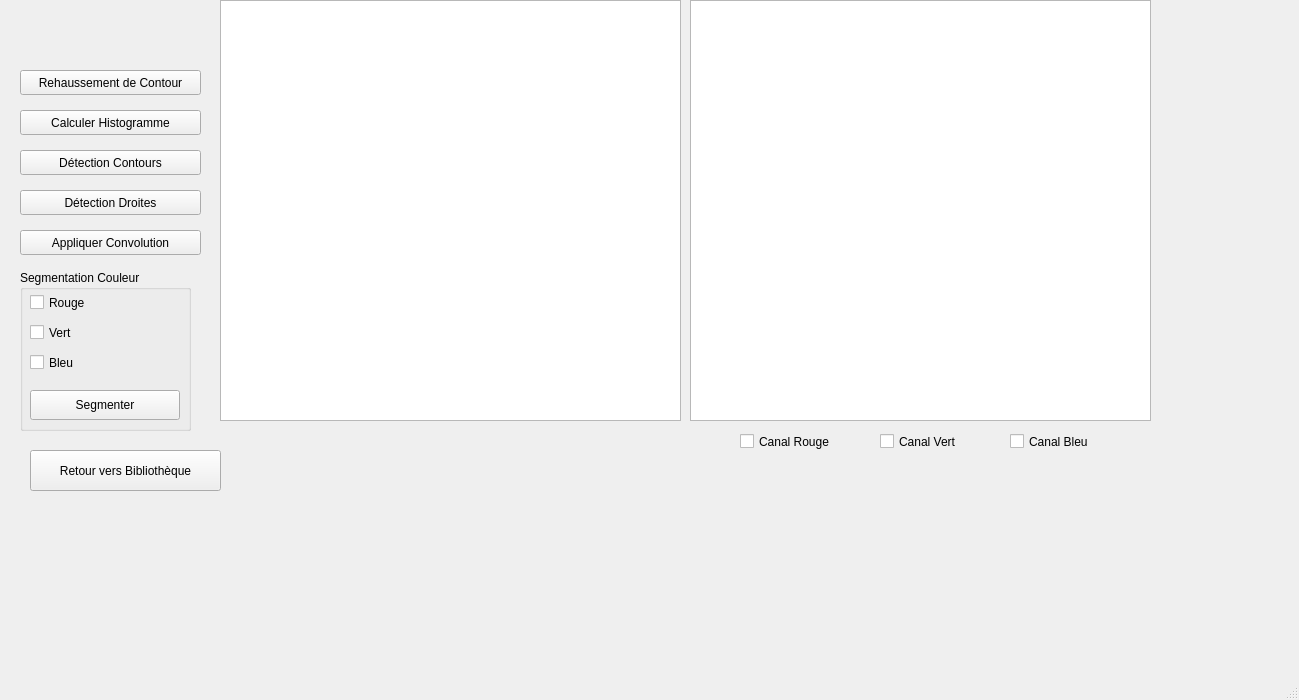
Qt form Descripteurs/tessst/mainwindow.ui (TomAuclin/PROJETC_LMLTM) before a commit.
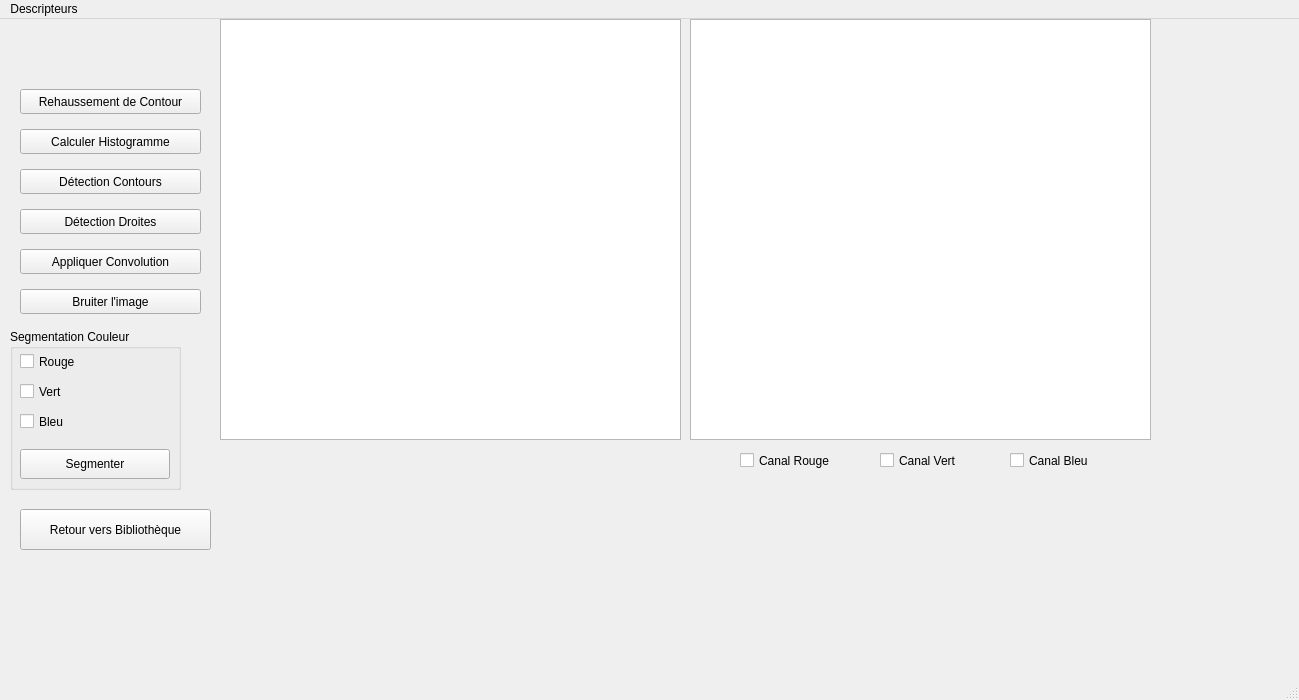
The same form after that commit.

Patch:
```diff
--- a/Descripteurs/tessst/mainwindow.ui
+++ b/Descripteurs/tessst/mainwindow.ui
@@ -128,8 +128,8 @@
    <widget class="QGroupBox" name="GroupeSegmentation">
     <property name="geometry">
      <rect>
-      <x>20</x>
-      <y>270</y>
+      <x>10</x>
+      <y>310</y>
       <width>171</width>
       <height>161</height>
      </rect>
@@ -206,8 +206,8 @@
    <widget class="QPushButton" name="RetourVersBiblio">
     <property name="geometry">
      <rect>
-      <x>30</x>
-      <y>450</y>
+      <x>20</x>
+      <y>490</y>
       <width>191</width>
       <height>41</height>
      </rect>
@@ -216,6 +216,19 @@
      <string>Retour vers Bibliothèque</string>
     </property>
    </widget>
+   <widget class="QPushButton" name="BruiterImage">
+    <property name="geometry">
+     <rect>
+      <x>20</x>
+      <y>270</y>
+      <width>181</width>
+      <height>25</height>
+     </rect>
+    </property>
+    <property name="text">
+     <string>Bruiter l'image</string>
+    </property>
+   </widget>
   </widget>
   <widget class="QMenuBar" name="menubar">
    <property name="geometry">
@@ -226,6 +239,16 @@
      <height>22</height>
     </rect>
    </property>
+   <widget class="QMenu" name="menuDescripteurs">
+    <property name="title">
+     <string>Descripteurs</string>
+    </property>
+    <addaction name="actionAjouterDescripteur"/>
+    <addaction name="actionModifierDescripteur"/>
+    <addaction name="actionSupprimerDescripteur"/>
+    <addaction name="actionRechercherImage"/>
+   </widget>
+   <addaction name="menuDescripteurs"/>
   </widget>
   <widget class="QStatusBar" name="statusbar"/>
   <action name="actionAjouterDescripteur">
```
